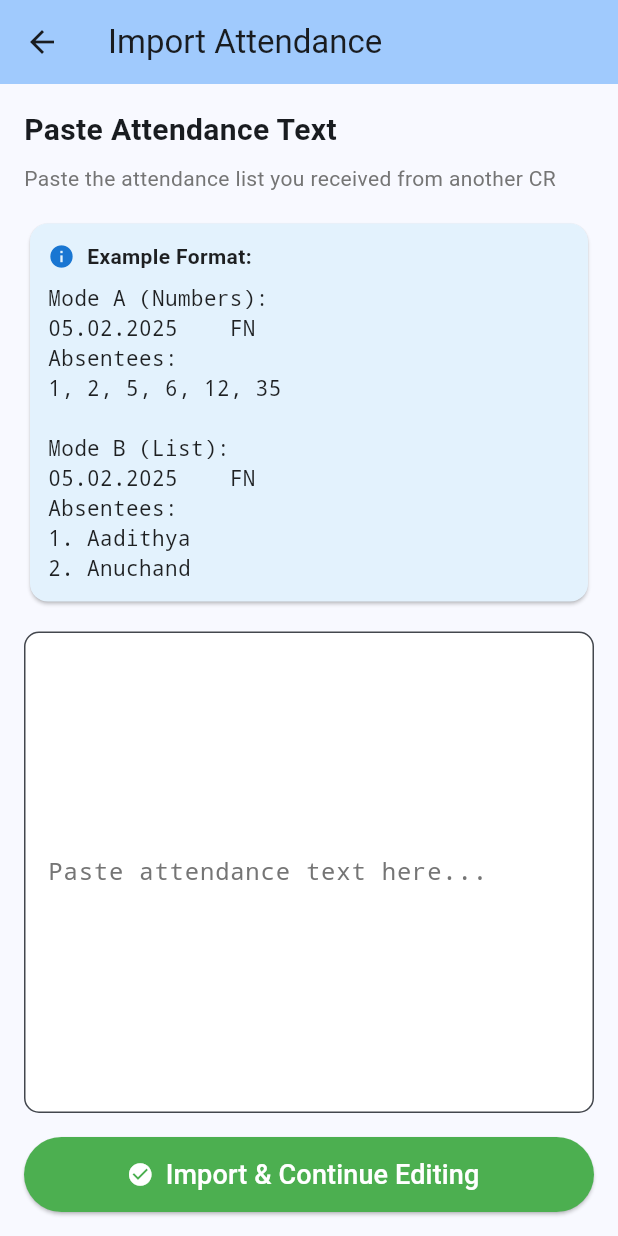
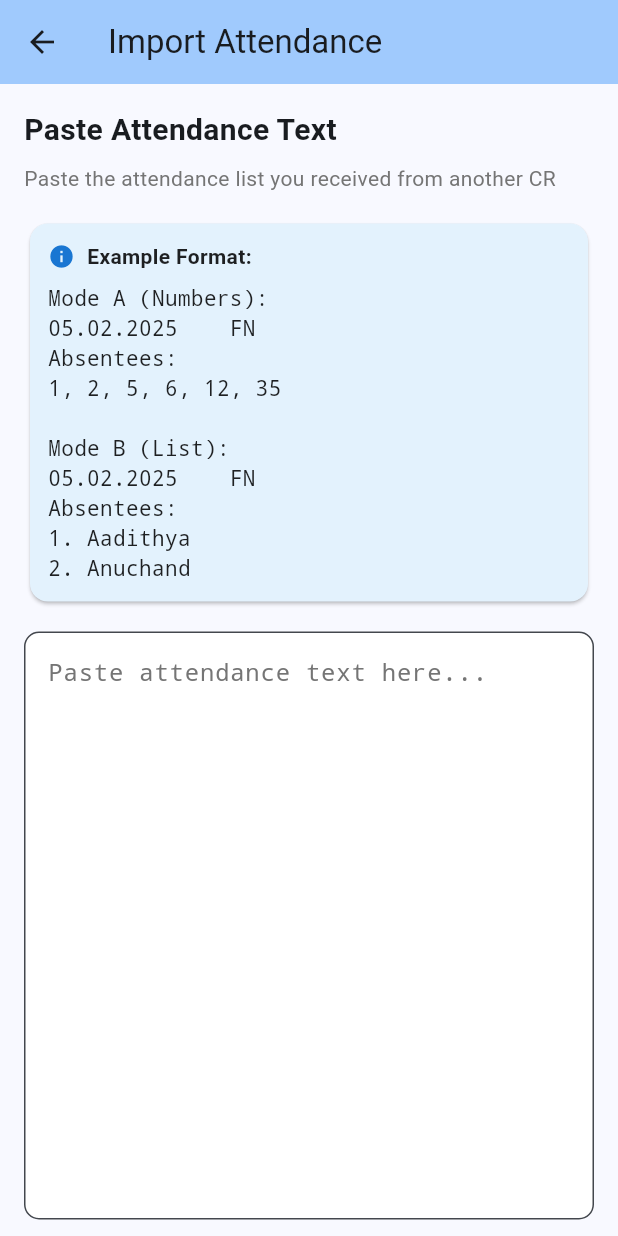
Before and after one commit to Princewinston/attendance_app, a Flutter app: the screen it shows after launch, after a tap on "Import List", on a phone screen of 412 x 824 dp. Run offline on Flutter 3.47's test engine with Material 3 defaults, Android fonts, the light colour scheme and no system bars; our stand-ins replace shared_preferences, sqflite, table_calendar; accounts and stored records are empty.

Commit message:
Update: completed CR attendance app features

```diff
--- a/lib/screens/import_attendance_screen.dart
+++ b/lib/screens/import_attendance_screen.dart
@@ -153,7 +153,8 @@ class _ImportAttendanceScreenState extends State<ImportAttendanceScreen> {
         title: const Text('Import Attendance'),
         backgroundColor: Theme.of(context).colorScheme.inversePrimary,
       ),
-      body: Padding(
+      body: SingleChildScrollView(
+        child: Padding(
           padding: const EdgeInsets.all(16.0),
           child: Column(
             crossAxisAlignment: CrossAxisAlignment.start,
@@ -223,11 +224,10 @@ class _ImportAttendanceScreenState extends State<ImportAttendanceScreen> {
               const SizedBox(height: 16),
 
               // Text input
-            Expanded(
-              child: TextField(
+              TextField(
                 controller: _textController,
                 maxLines: null,
-                expands: true,
+                minLines: 15, // Make it tall effectively like Expanded but scrollable
                 decoration: InputDecoration(
                   hintText: 'Paste attendance text here...',
                   hintStyle: TextStyle(
@@ -249,7 +249,7 @@ class _ImportAttendanceScreenState extends State<ImportAttendanceScreen> {
                       ? Colors.white
                       : Colors.black,
                 ),
-              ),
+                scrollPadding: const EdgeInsets.only(bottom: 100), // Helps with keyboard visibility
               ),
               const SizedBox(height: 16),
 
@@ -270,7 +270,10 @@ class _ImportAttendanceScreenState extends State<ImportAttendanceScreen> {
                   ),
                 ),
               ),
+              // Add extra space at bottom for scrolling
+              const SizedBox(height: 300),
             ],
+          ),
         ),
       ),
     );
```
Also changed, not shown: 1 other file. Lines whose indentation alone changed are shown as unchanged.
